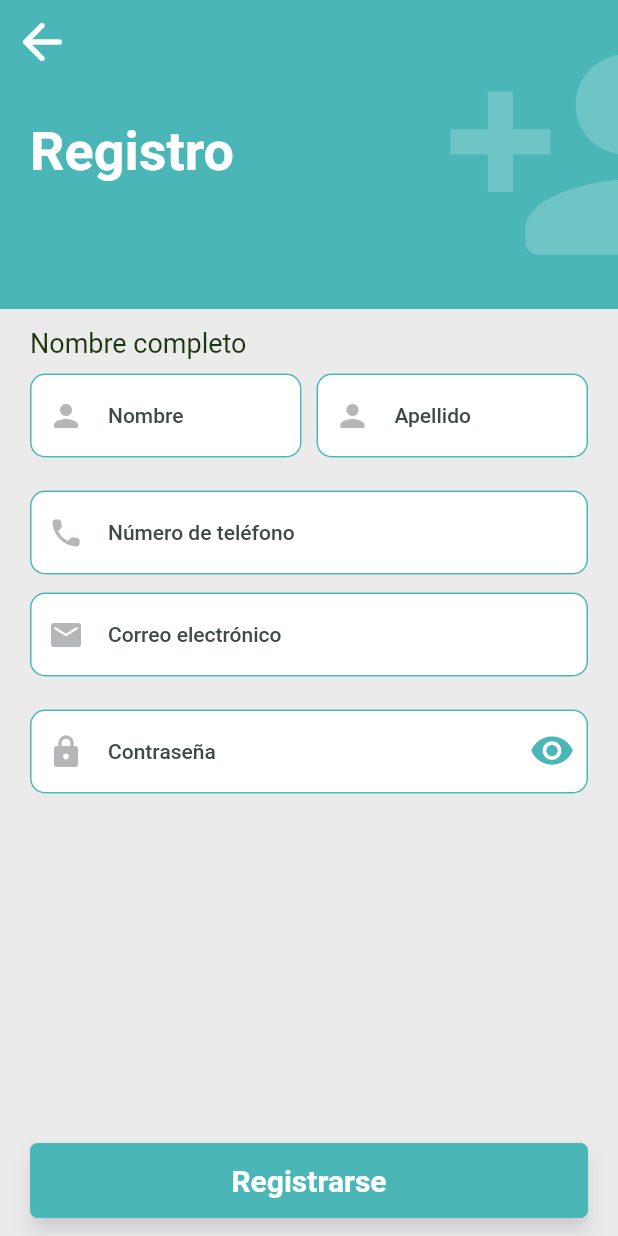
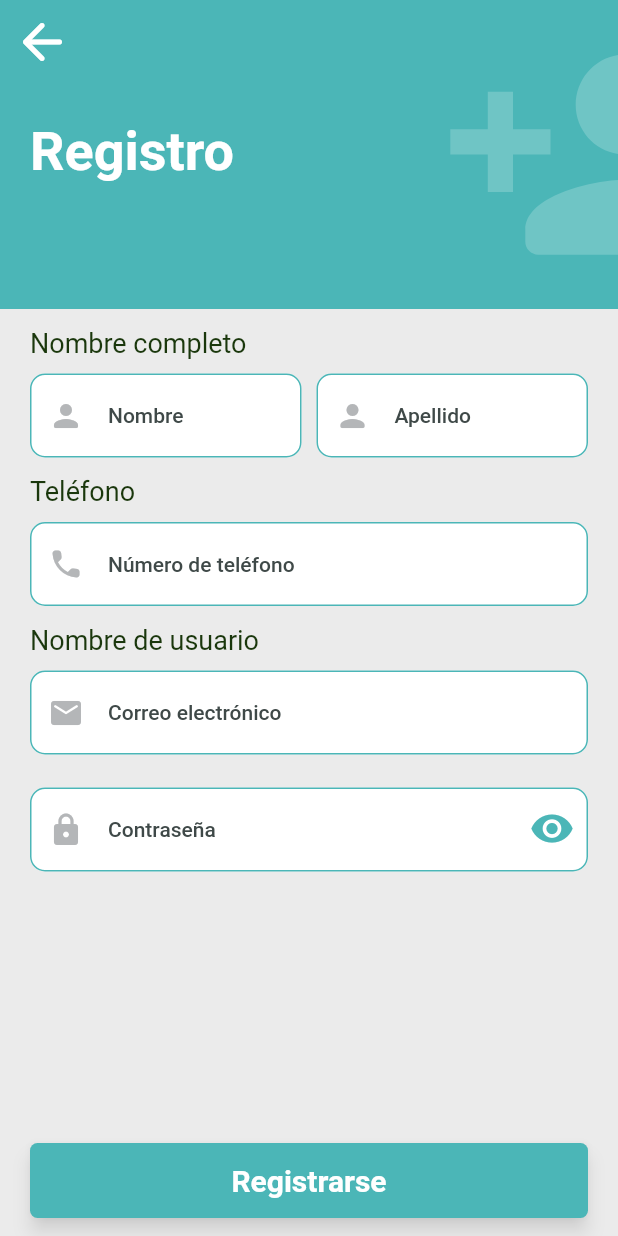
Before and after one commit to HIKKOS/global-eats-flutter, a Flutter app: the RegistroView screen opened by its route, on a phone screen of 412 x 824 dp. Run offline on Flutter 3.47's test engine with Material 2 defaults, Android fonts, the phone set to English and light mode, and no system bars; our stand-ins replace bottom_navy_bar, carousel_slider, flutter_secure_storage, flutter_svg, logger, shared_preferences and 1 more; accounts and stored records are empty; network calls fail.

Commit message:
Update code with minor changes

```diff
--- a/lib/main.dart
+++ b/lib/main.dart
@@ -41,6 +41,7 @@ class MyApp extends StatelessWidget {
       darkTheme: AppTheme.darkTheme,
       theme: AppTheme.lightTheme,
       themeMode: ThemeMode.light,
+      debugShowCheckedModeBanner: false,
       initialRoute: AppRoutes.initialRoute,
       navigatorKey: NavigationKey.navigatorKey,
       scaffoldMessengerKey: Toast.messengerKey,
--- a/lib/models/user.dart
+++ b/lib/models/user.dart
@@ -42,6 +42,25 @@ class User {
         "status": status,
         "role": role.toJson(),
       };
+
+  User copyWith({
+    int? id,
+    String? firstName,
+    String? lastName,
+    String? email,
+    String? phone,
+    bool? status,
+    Role? role,
+  }) =>
+      User(
+        id: id ?? this.id,
+        firstName: firstName ?? this.firstName,
+        lastName: lastName ?? this.lastName,
+        email: email ?? this.email,
+        phone: phone ?? this.phone,
+        status: status ?? this.status,
+        role: role ?? this.role,
+      );
 }
 
 class Role {
--- a/lib/providers/auth_provider.dart
+++ b/lib/providers/auth_provider.dart
@@ -81,4 +81,8 @@ class AuthProvider extends ChangeNotifier {
     notifyListeners();
     return true;
   }
+
+  Future<bool> changePassword(String newPassword) async {
+    return true;
+  }
 }
--- a/lib/providers/navigation_provider.dart
+++ b/lib/providers/navigation_provider.dart
@@ -33,8 +33,8 @@ class NavigationProvider extends ChangeNotifier {
 
   final List<Widget> _pages = [
     const HomeView(),
+    const HistoryView(),
     const PerfilView(),
-    const HistoryView(),
   ];
   List<Widget> get pages => _pages;
 
--- a/lib/routes/api_routes.dart
+++ b/lib/routes/api_routes.dart
@@ -1,5 +1,5 @@
 class ApiRoutes {
-  static const String host = 'fb51t1xn-3000.use.devtunnels.ms';
+  static const String host = 'x1m31rf2-3000.usw3.devtunnels.ms';
   static const String baseUrl = 'https://$host/api';
   static const String login = '$baseUrl/login';
   static const String singIn = '$baseUrl/users';
--- a/lib/routes/app_routes.dart
+++ b/lib/routes/app_routes.dart
@@ -15,6 +15,10 @@ class AppRoutes {
     _shoppingCart: (_) => const ShoppingCartView(),
     _detallesProducto: (_) => const ProductoView(),
     _singIn: (_) => const RegistroView(),
+    _editarCorreo: (_) => const EditarCorreoView(),
+    _editarPassword: (_) => const EditarPasswordView(),
+    _editarTelefono: (_) => const EditarTelefonoView(),
+    _editarNombre: (_) => const EditarNombreView(),
   };
 
   static get routes => _routes;
@@ -36,4 +40,24 @@ class AppRoutes {
   ///route: singIn
   static const String _singIn = 'singIn';
   static String get singIn => _singIn;
+
+  static const String _editarCorreo = 'editarCorreo';
+
+  ///route: editarCorreo
+  static String get editarCorreo => _editarCorreo;
+
+  static const String _editarPassword = 'editarPassword';
+
+  ///route: editarPassword
+  static String get editarPassword => _editarPassword;
+
+  static const String _editarTelefono = 'editarTelefono';
+
+  ///route: editarTelefono
+  static String get editarTelefono => _editarTelefono;
+
+  static const String _editarNombre = 'editarNombre';
+
+  ///route: editarNombre
+  static String get editarNombre => _editarNombre;
 }
--- a/lib/views/views.dart
+++ b/lib/views/views.dart
@@ -3,3 +3,7 @@ export 'package:global_eats/views/login_view.dart';
 export 'package:global_eats/views/test_view.dart';
 export 'package:global_eats/views/main_view.dart';
 export 'package:global_eats/views/history_view.dart';
+export 'package:global_eats/views/editar_correo_view.dart';
+export 'package:global_eats/views/editar_password_view.dart';
+export 'package:global_eats/views/editar_nombre_view.dart';
+export 'package:global_eats/views/editar_telefono_view.dart';
--- a/lib/widgets/correo_input.dart
+++ b/lib/widgets/correo_input.dart
@@ -7,6 +7,8 @@ class CorreoInput extends StatelessWidget {
   final TextEditingController? controller;
   final FocusNode? focusNode;
   final String? Function(String?)? validator;
+  final String? label;
+  final String? hintText;
   final bool withoutValidation;
 
   const CorreoInput({
@@ -16,6 +18,8 @@ class CorreoInput extends StatelessWidget {
     this.focusNode,
     this.initialValue,
     this.validator,
+    this.label,
+    this.hintText,
   }) : withoutValidation = false;
 
   const CorreoInput.withoutValidation({
@@ -24,6 +28,8 @@ class CorreoInput extends StatelessWidget {
     this.controller,
     this.focusNode,
     this.initialValue,
+    this.label,
+    this.hintText,
   })  : validator = null,
         withoutValidation = true;
 
@@ -40,17 +46,28 @@ class CorreoInput extends StatelessWidget {
     }
 
     var validator = (withoutValidation) ? null : validationFunction;
-    return TextFormField(
-        controller: controller,
+    return Column(
+      crossAxisAlignment: CrossAxisAlignment.start,
+      children: [
+        Text(label ?? 'Nombre de usuario',
+            style: const TextStyle(
+              color: LightColors.primaryDark,
+              fontSize: 18,
+            )),
+        const SizedBox(height: 10),
+        TextFormField(
+            controller: controller ?? TextEditingController(text: initialValue),
             cursorColor: DarkColors.primary,
             autofocus: false,
             keyboardType: TextInputType.emailAddress,
             onChanged: onChanged,
             validator: validator,
             autovalidateMode: AutovalidateMode.onUserInteraction,
-        decoration: const InputDecoration(
-          hintText: 'Correo electrónico',
-          prefixIcon: Icon(Icons.email_rounded),
-        ));
+            decoration: InputDecoration(
+              hintText: hintText ?? 'Correo electrónico',
+              prefixIcon: const Icon(Icons.email_rounded),
+            )),
+      ],
+    );
   }
 }
--- a/lib/views/telefono_input.dart
+++ b/lib/widgets/telefono_input.dart
@@ -3,6 +3,7 @@ import 'package:global_eats/themes/app_colors.dart';
 
 class TelefonoInput extends StatelessWidget {
   final String? label;
+
   final String? initialValue;
   final Function(String?) onChanged;
   final TextEditingController? controller;
@@ -44,10 +45,15 @@ class TelefonoInput extends StatelessWidget {
     return Column(
       crossAxisAlignment: CrossAxisAlignment.start,
       children: [
+        Text(label ?? 'Teléfono',
+            style: const TextStyle(
+              color: LightColors.primaryDark,
+              fontSize: 18,
+            )),
         const SizedBox(height: 10),
         TextFormField(
             style: const TextStyle(color: LightColors.greyText),
-            controller: controller,
+            controller: controller ?? TextEditingController(text: initialValue),
             cursorColor: LightColors.primary,
             autofocus: false,
             keyboardType: TextInputType.phone,
--- a/lib/views/usuario_input.dart
+++ b/lib/widgets/usuario_input.dart
@@ -53,7 +53,7 @@ class UsuarioInput extends StatelessWidget {
         const SizedBox(height: 10),
         TextFormField(
             style: const TextStyle(color: LightColors.greyText),
-            controller: controller,
+            controller: controller ?? TextEditingController(text: initialValue),
             cursorColor: LightColors.primary,
             autofocus: false,
             keyboardType: TextInputType.emailAddress,
--- a/lib/widgets/widgets.dart
+++ b/lib/widgets/widgets.dart
@@ -1,5 +1,5 @@
-export 'package:global_eats/views/usuario_input.dart';
-export 'package:global_eats/views/telefono_input.dart';
+export 'package:global_eats/widgets/usuario_input.dart';
+export 'package:global_eats/widgets/telefono_input.dart';
 
 export 'package:global_eats/widgets/back_to_top.dart';
 export 'package:global_eats/widgets/busqueda_input.dart';
```
Also changed, not shown: lib/dialogs/morp_dialog.dart (+8 -7 lines), lib/views/editar_correo_view.dart (added, +85 -0 lines), lib/views/editar_nombre_view.dart (added, +107 -0 lines), lib/views/editar_password_view.dart (added, +99 -0 lines), lib/views/editar_telefono_view.dart (added, +97 -0 lines), lib/views/main_view.dart (+5 -5 lines), lib/views/perfil_view.dart (+6 -5 lines). Lines whose indentation alone changed are shown as unchanged.
